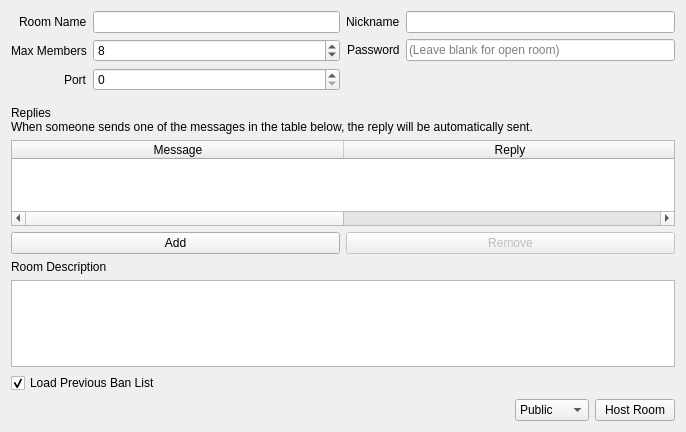
The window that src/citra/multiplayer/host_room.ui (Gegopat/citra) describes before a commit, drawn with Qt 5.
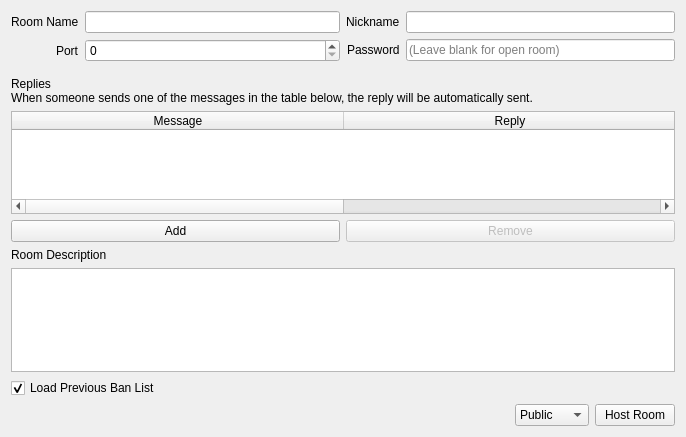
The same window after the commit.

Commit message: Use WebSockets for rooms

The edit to the form file:
```diff
--- a/src/citra/multiplayer/host_room.ui
+++ b/src/citra/multiplayer/host_room.ui
@@ -7,7 +7,7 @@
     <x>0</x>
     <y>0</y>
     <width>686</width>
-    <height>432</height>
+    <height>437</height>
    </rect>
   </property>
   <property name="windowTitle">
@@ -46,30 +46,13 @@
          </widget>
         </item>
         <item row="1" column="0">
-         <widget class="QLabel" name="label_2">
-          <property name="text">
-           <string>Max Members</string>
-          </property>
-         </widget>
-        </item>
-        <item row="1" column="1">
-         <widget class="QSpinBox" name="max_members">
-          <property name="minimum">
-           <number>2</number>
-          </property>
-          <property name="value">
-           <number>8</number>
-          </property>
-         </widget>
-        </item>
-        <item row="2" column="0">
          <widget class="QLabel" name="label_4">
           <property name="text">
            <string>Port</string>
           </property>
          </widget>
         </item>
-        <item row="2" column="1">
+        <item row="1" column="1">
          <widget class="QSpinBox" name="port">
           <property name="maximum">
            <number>65535</number>
```
The commit also changes 28 other files.
